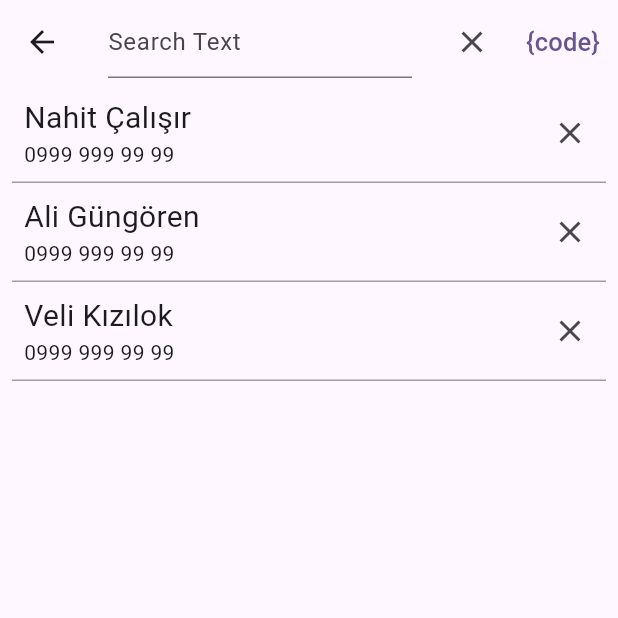
After one commit to NahitCalisir/flutter_how_to_do, a Flutter app: the ListViewUsage screen opened directly, after a tap on the "search" icon, on a phone screen of 412 x 824 dp, the top half of it. The commit adds this screen. Run offline on Flutter 3.47's test engine with Material 3 defaults, Android fonts, the phone set to English and light mode, and no system bars; missing offline and left inert: code_editor.

Commit message:
floating action button, list view added.

```diff
--- a/lib/03_text_field/text_field.dart
+++ b/lib/03_text_field/text_field.dart
@@ -1,5 +1,4 @@
 import 'package:flutter/material.dart';
-
 import '../code_viewer/dart_file_reader.dart';
 
 class TextFieldPage extends StatefulWidget {
@@ -94,7 +93,9 @@ class  MyCustomTextField extends StatelessWidget {
   Color prefixIconColor;
   @override
   Widget build(BuildContext context) {
-    return TextField(
+    return Padding(
+      padding: const EdgeInsets.all(8.0),
+      child: TextField(
         controller: myController,
         keyboardType: TextInputType.number,
         obscureText: true,
@@ -111,6 +112,7 @@ class  MyCustomTextField extends StatelessWidget {
         onChanged: (text) {
           // do something with text
         },
+      ),
     );
   }
 }
--- a/lib/12_gesture_dedector/gesture_dedector_usage.dart
+++ b/lib/12_gesture_dedector/gesture_dedector_usage.dart
@@ -54,7 +54,8 @@ class _GestureDedectorUsageState extends State<GestureDedectorUsage> {
                   gestureType = "Gesture Type:onLongPressUp";});},
                 onSecondaryLongPressCancel:(){setState((){
                   gestureType = "Gesture Type:onSecondaryLongPressCancel";});},
-                child: Container(width: 300,height: 300,color: Colors.teal,)),
+                child: Container(width: 300,height: 300,color: Colors.teal,
+                  child: Center(child: Text("Touch Pad")),)),
           ],
         ),
       ),
--- /dev/null
+++ b/lib/15_list_view/list_view_usage.dart
@@ -0,0 +1,122 @@
+import 'package:flutter/cupertino.dart';
+import 'package:flutter/foundation.dart';
+import 'package:flutter/material.dart';
+import 'package:flutter_how_to_do/code_viewer/dart_file_reader.dart';
+
+class Contacts {
+  int contact_id;
+  String contact_ad;
+  String contact_tel;
+  Contacts({required this.contact_id, required this.contact_ad, required this.contact_tel});
+}
+
+class ListViewUsage extends StatefulWidget {
+  const ListViewUsage({super.key});
+
+  @override
+  State<ListViewUsage> createState() => _ListViewUsageState();
+}
+
+class _ListViewUsageState extends State<ListViewUsage> {
+  bool aramaYapiliyormu = false;
+
+  Future<void> search(String aramaKelimesi) async {
+    print(aramaKelimesi);
+  }
+
+  Future<List<Contacts>> fetchContacts() async {
+    var contactList = <Contacts>[];
+    var k1 = Contacts(contact_id: 1, contact_ad: "Nahit Çalışır", contact_tel: "0999 999 99 99");
+    var k2 = Contacts(contact_id: 1, contact_ad: "Ali Güngören", contact_tel: "0999 999 99 99");
+    var k3 = Contacts(contact_id: 1, contact_ad: "Veli Kızılok", contact_tel: "0999 999 99 99");
+    contactList.add(k1);
+    contactList.add(k2);
+    contactList.add(k3);
+    return contactList;
+  }
+
+
+  @override
+  Widget build(BuildContext context) {
+    return Scaffold(
+      appBar: AppBar(
+        title: aramaYapiliyormu ?
+        TextField(
+          decoration: InputDecoration(hintText: "Search Text"),
+          onChanged: (arananKelime){
+            search(arananKelime);
+          },
+        ):
+        Text("Contacts"),
+        actions: [
+          aramaYapiliyormu ?
+          IconButton(onPressed: (){
+            setState(() {
+              aramaYapiliyormu = false;
+            });
+          }, icon:Icon(Icons.clear)):
+          IconButton(onPressed: (){
+            setState(() {
+              aramaYapiliyormu = true;
+            });
+          }, icon:Icon(Icons.search)),
+          TextButton(onPressed: (){
+          Navigator.push(context, MaterialPageRoute(
+          builder: (context)=> DartFileReader(title: "Scroll View",
+              filePath: "lib/15_list_view/list_view_usage.dart")));
+          }, child: const Text("{code}",style: TextStyle(fontSize: 17),))
+        ],
+      ),
+      body: FutureBuilder(
+        future: fetchContacts(),
+        builder: (context,snapshot) {
+          if(snapshot.hasData){
+            var kisiListesi = snapshot.data;
+            return ListView.builder(
+                itemCount: kisiListesi!.length,
+                itemBuilder: (context,indeks){ // LOOP for each contact
+                  var kisi = kisiListesi[indeks];
+                  return SizedBox(height: 66,
+                    child: GestureDetector(
+                      onTap: (){},
+                      child: Padding(
+                        padding: const EdgeInsets.symmetric(horizontal: 8),
+                        child: Container(
+                          decoration: const BoxDecoration(
+                            border: Border(
+                                bottom: BorderSide(
+                                  color: Colors.grey,
+                                  width: 1,
+                                )
+                            ),
+
+                          ),
+                          child: Row(mainAxisAlignment: MainAxisAlignment.spaceBetween,
+                            children: [
+                              Padding(
+                                padding: const EdgeInsets.all(8.0),
+                                child: Column(
+                                  crossAxisAlignment: CrossAxisAlignment.start,
+                                  mainAxisAlignment: MainAxisAlignment.spaceEvenly,
+                                  children: [
+                                    Text(kisi.contact_ad,style: TextStyle(fontSize: 20),),
+                                    Text(kisi.contact_tel),
+                                  ],
+                                ),
+                              ),
+                              IconButton(onPressed: (){
+
+                              }, icon: Icon(Icons.close))
+                            ],
+                          )
+                        ),
+                      ),
+                    ),
+                  );
+                });
+          } return const Center();
+        },
+      ),
+    );
+  }
+}
--- /dev/null
+++ b/lib/16_cupertino_list_section/cupertino_list_section_usage.dart
@@ -0,0 +1,75 @@
+import 'package:flutter/cupertino.dart';
+import 'package:flutter/foundation.dart';
+import 'package:flutter/material.dart';
+import 'package:flutter_how_to_do/code_viewer/dart_file_reader.dart';
+
+class Contacts {
+  int contact_id;
+  String contact_ad;
+  String contact_tel;
+  Contacts({required this.contact_id, required this.contact_ad, required this.contact_tel});
+}
+
+class CupertinoListSectionUsage extends StatefulWidget {
+  const CupertinoListSectionUsage({super.key});
+
+  @override
+  State<CupertinoListSectionUsage> createState() => _CupertinoListSectionUsageState();
+}
+
+class _CupertinoListSectionUsageState extends State<CupertinoListSectionUsage> {
+
+  Future<List<Contacts>> fetchContacts() async {
+    var contactList = <Contacts>[];
+    var k1 = Contacts(contact_id: 1, contact_ad: "Nahit Çalışır", contact_tel: "0999 999 99 99");
+    var k2 = Contacts(contact_id: 1, contact_ad: "Ali Güngören", contact_tel: "0999 999 99 99");
+    var k3 = Contacts(contact_id: 1, contact_ad: "Veli Kızılok", contact_tel: "0999 999 99 99");
+    contactList.add(k1);
+    contactList.add(k2);
+    contactList.add(k3);
+    return contactList;
+  }
+
+
+  @override
+  Widget build(BuildContext context) {
+    return Scaffold(
+      appBar: AppBar(
+        title: Text("Contacts"),
+        actions: [
+          TextButton(onPressed: (){
+            Navigator.push(context, MaterialPageRoute(
+                builder: (context)=> DartFileReader(title: "Scroll View",
+                    filePath: "lib/16_cupertino_list_section/cupertino_list_section_usage.dart")));
+          }, child: const Text("{code}",style: TextStyle(fontSize: 17),))
+        ],
+      ),
+      body: FutureBuilder(
+        future: fetchContacts(),
+        builder: (context,snapshot) {
+          if(snapshot.hasData){
+            var kisiListesi = snapshot.data;
+            return CupertinoPageScaffold(
+              //navigationBar: const CupertinoNavigationBar(
+              //  middle: Text('Cupertino Lists'),
+              //),
+              child: SafeArea(
+                child: CupertinoListSection(
+                  children: List.generate(
+                    kisiListesi!.length,
+                        (index) => CupertinoListTile(
+                          title: Text(kisiListesi[index].contact_ad,style: TextStyle(fontSize: 20),),
+                          subtitle: Text(kisiListesi[index].contact_tel),
+                          trailing: Icon(Icons.close),
+                          leading: Icon(Icons.person),
+                    ),
+                  ),
+                ),
+              ),
+            );
+          } return const Center();
+        },
+      ),
+    );
+  }
+}
--- a/lib/main.dart
+++ b/lib/main.dart
@@ -16,7 +16,7 @@ class MyApp extends StatelessWidget {
       debugShowCheckedModeBanner: false,
       title: 'Flutter Demo',
       theme: ThemeData(
-
+        appBarTheme: AppBarTheme(centerTitle: true) ,
         colorScheme: ColorScheme.fromSeed(seedColor: Colors.deepPurple),
         useMaterial3: true,
       ),
--- a/pubspec.yaml
+++ b/pubspec.yaml
@@ -77,6 +77,9 @@ flutter:
     - lib/11_drop_down_menu/
     - lib/12_gesture_dedector/
     - lib/13_scroll_view/
+    - lib/14_floating_action_butoon/
+    - lib/15_list_view/
+    - lib/16_cupertino_list_section/
 
       # To add assets to your application, add an assets section, like this:
   # assets:
```
Also changed, not shown: lib/14_floating_action_butoon/floating_action_button_usage.dart (added, +127 -0 lines), lib/homepage/homepage.dart (+10 -1 lines), images/items/cupertinolist.png (added), images/items/fab.png (added), images/items/listview.png (added). Lines whose indentation alone changed are shown as unchanged.
